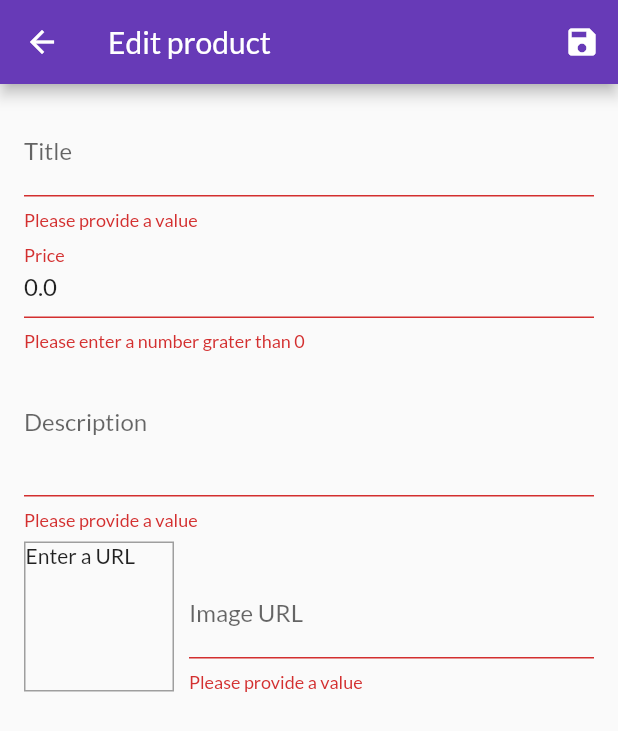
After one commit to ddmontal/flutter_shop_app, a Flutter app: the EditProductScreen screen opened by its route, after a tap on the "save" icon, on a phone screen of 412 x 824 dp. The commit adds this screen. Shown: the top 731 px of the screen. Run offline on Flutter 3.47's test engine with Material 2 defaults, Android fonts, the phone set to English and light mode, and no system bars; network calls fail.

Commit message:
feat: Add products management

```diff
--- a/lib/main.dart
+++ b/lib/main.dart
@@ -4,9 +4,11 @@ import 'package:shop_app/providers/cart.dart';
 import 'package:shop_app/providers/orders.dart';
 import 'package:shop_app/providers/products.dart';
 import 'package:shop_app/screens/cart_screen.dart';
+import 'package:shop_app/screens/edit_product_screen.dart';
 import 'package:shop_app/screens/orders_screen.dart';
 import 'package:shop_app/screens/product_detail_screen.dart';
 import 'package:shop_app/screens/products_overview_screen.dart';
+import 'package:shop_app/screens/user_products_screen.dart';
 
 void main() => runApp(MyApp());
 
@@ -32,6 +34,8 @@ class MyApp extends StatelessWidget {
           ProductDetailScreen.routeName: (ctx) => ProductDetailScreen(),
           CartScreen.routeName: (ctx) => CartScreen(),
           OrdersScreen.routeName: (ctx) => OrdersScreen(),
+          UserProductsScreen.routeName: (ctx) => UserProductsScreen(),
+          EditProductScreen.routeName: (ctx) => EditProductScreen(),
         },
       ),
     );
--- a/lib/providers/products.dart
+++ b/lib/providers/products.dart
@@ -41,12 +41,30 @@ class Products with ChangeNotifier {
 
   List<Product> get favoriteItems => _items.where((element) => element.isFavorite).toList();
 
-  void addProduct(value) {
-    // _items.add(value);
+  Product findById(String id) {
+    return _items.firstWhere((element) => element.id == id);
+  }
+
+  void addProduct(Product product) {
+    final newProduct = Product(
+      id: DateTime.now().toString(),
+      title: product.title,
+      description: product.description,
+      price: product.price,
+      imageUrl: product.imageUrl,
+    );
+    this._items.add(newProduct);
     notifyListeners();
   }
 
-  Product findById(String id) {
-    return _items.firstWhere((element) => element.id == id);
+  void updateProduct(String id, Product newProduct) {
+    final index = _items.indexWhere((element) => element.id == id);
+    _items[index] = newProduct;
+    notifyListeners();
+  }
+
+  void deleteProduct(String id) {
+    _items.removeWhere((element) => element.id == id);
+    notifyListeners();
   }
 }
--- /dev/null
+++ b/lib/screens/edit_product_screen.dart
@@ -0,0 +1,275 @@
+import 'dart:io';
+
+import 'package:flutter/material.dart';
+import 'package:provider/provider.dart';
+import 'package:shop_app/providers/product.dart';
+import 'package:shop_app/providers/products.dart';
+import 'package:shop_app/utils/default_scroll_physics.dart';
+
+class EditProductScreen extends StatefulWidget {
+  static const routeName = '/edit-product';
+
+  @override
+  _EditProductScreenState createState() => _EditProductScreenState();
+}
+
+class _EditProductScreenState extends State<EditProductScreen> {
+  final _priceFocusNode = FocusNode();
+  final _descriptionFocusNode = FocusNode();
+  final _imageUrlFocusNode = FocusNode();
+  final _imageUrlController = TextEditingController();
+  final _form = GlobalKey<FormState>();
+  var _isInit = true;
+
+  Product _editedProduct = Product(
+    id: null,
+    title: '',
+    description: '',
+    price: 0,
+    imageUrl: '',
+  );
+
+  @override
+  void initState() {
+    _imageUrlFocusNode.addListener(_updateImageUrl);
+
+    super.initState();
+  }
+
+  @override
+  void didChangeDependencies() {
+    if (_isInit) {
+      final productId = ModalRoute.of(context).settings.arguments;
+      if (productId != null) _editedProduct = Provider.of<Products>(context, listen: false).findById(productId);
+      _imageUrlController.text = _editedProduct.imageUrl;
+    }
+
+    _isInit = false;
+    super.didChangeDependencies();
+  }
+
+  @override
+  void dispose() {
+    _imageUrlFocusNode.removeListener(_updateImageUrl);
+    _priceFocusNode.dispose();
+    _descriptionFocusNode.dispose();
+    _imageUrlFocusNode.dispose();
+    _imageUrlController.dispose();
+    super.dispose();
+  }
+
+  void _updateImageUrl() {
+    if (!_imageUrlFocusNode.hasFocus) {
+      setState(() {});
+    }
+  }
+
+  void _saveForm() {
+    final isValid = _form.currentState.validate();
+    if (!isValid) {
+      return;
+    }
+    _form.currentState.save();
+    if (_editedProduct.id == null) {
+      Provider.of<Products>(context, listen: false).addProduct(
+        Product(
+          id: _editedProduct.id,
+          title: _editedProduct.title,
+          description: _editedProduct.description,
+          price: _editedProduct.price,
+          imageUrl: _editedProduct.imageUrl,
+        ),
+      );
+    } else {
+      Provider.of<Products>(context, listen: false).updateProduct(
+        _editedProduct.id,
+        Product(
+          id: _editedProduct.id,
+          title: _editedProduct.title,
+          description: _editedProduct.description,
+          price: _editedProduct.price,
+          imageUrl: _editedProduct.imageUrl,
+        ),
+      );
+    }
+    Navigator.of(context).pop();
+  }
+
+  @override
+  Widget build(BuildContext context) {
+    return Scaffold(
+      appBar: AppBar(
+        title: Text('Edit product'),
+        actions: [
+          IconButton(
+            icon: Icon(Icons.save),
+            onPressed: _saveForm,
+          )
+        ],
+      ),
+      body: Padding(
+        padding: const EdgeInsets.all(16.0),
+        child: Form(
+          key: _form,
+          child: ListView(
+            children: [
+              TextFormField(
+                initialValue: _editedProduct.title,
+                decoration: InputDecoration(labelText: 'Title'),
+                textInputAction: TextInputAction.next,
+                scrollPhysics: defaultScrollPhysics(),
+                validator: (value) {
+                  if (value.isEmpty) {
+                    return 'Please provide a value';
+                  }
+                  return null;
+                },
+                onFieldSubmitted: (_) {
+                  FocusScope.of(context).requestFocus(_priceFocusNode);
+                },
+                onSaved: (newValue) {
+                  _editedProduct = Product(
+                    title: newValue,
+                    price: _editedProduct.price,
+                    description: _editedProduct.description,
+                    id: _editedProduct.id,
+                    isFavorite: _editedProduct.isFavorite,
+                    imageUrl: _editedProduct.imageUrl,
+                  );
+                },
+              ),
+              TextFormField(
+                initialValue: _editedProduct.price.toString(),
+                decoration: InputDecoration(labelText: 'Price'),
+                keyboardType: TextInputType.number,
+                textInputAction: TextInputAction.next,
+                focusNode: _priceFocusNode,
+                scrollPhysics: defaultScrollPhysics(),
+                validator: (value) {
+                  if (value.isEmpty) {
+                    return 'Please enter a price';
+                  }
+
+                  if (double.tryParse(value) == null) {
+                    return 'Please enter a valid number';
+                  }
+
+                  if (double.parse(value) <= 0) {
+                    return 'Please enter a number grater than 0';
+                  }
+
+                  return null;
+                },
+                onFieldSubmitted: (_) {
+                  FocusScope.of(context).requestFocus(_descriptionFocusNode);
+                },
+                onSaved: (newValue) {
+                  _editedProduct = Product(
+                    title: _editedProduct.title,
+                    price: double.parse(newValue),
+                    description: _editedProduct.description,
+                    id: _editedProduct.id,
+                    isFavorite: _editedProduct.isFavorite,
+                    imageUrl: _editedProduct.imageUrl,
+                  );
+                },
+              ),
+              TextFormField(
+                initialValue: _editedProduct.description,
+                decoration: InputDecoration(labelText: 'Description'),
+                maxLines: 3,
+                keyboardType: TextInputType.multiline,
+                focusNode: _descriptionFocusNode,
+                scrollPhysics: defaultScrollPhysics(),
+                validator: (value) {
+                  if (value.isEmpty) {
+                    return 'Please provide a value';
+                  }
+
+                  if (value.length < 10) {
+                    return 'Should at least 10 characters long';
+                  }
+
+                  return null;
+                },
+                onSaved: (newValue) {
+                  _editedProduct = Product(
+                    title: _editedProduct.title,
+                    price: _editedProduct.price,
+                    description: newValue,
+                    id: _editedProduct.id,
+                    isFavorite: _editedProduct.isFavorite,
+                    imageUrl: _editedProduct.imageUrl,
+                  );
+                },
+              ),
+              Row(
+                crossAxisAlignment: CrossAxisAlignment.end,
+                children: [
+                  Container(
+                    width: 100,
+                    height: 100,
+                    decoration: BoxDecoration(
+                      border: Border.all(
+                        width: 1,
+                        color: Colors.grey,
+                      ),
+                    ),
+                    margin: EdgeInsets.only(
+                      top: 8,
+                      right: 10,
+                    ),
+                    child: _imageUrlController.text.isEmpty
+                        ? Text('Enter a URL')
+                        : FittedBox(
+                            child: Image.network(
+                              _imageUrlController.text,
+                              fit: BoxFit.cover,
+                            ),
+                          ),
+                  ),
+                  Expanded(
+                    child: TextFormField(
+                      decoration: InputDecoration(
+                        labelText: 'Image URL',
+                      ),
+                      keyboardType: TextInputType.url,
+                      textInputAction: TextInputAction.done,
+                      focusNode: _imageUrlFocusNode,
+                      controller: _imageUrlController,
+                      scrollPhysics: defaultScrollPhysics(),
+                      validator: (value) {
+                        if (value.isEmpty) {
+                          return 'Please provide a value';
+                        }
+
+                        if (!(value.startsWith('http') && value.startsWith('https'))) {
+                          return 'Please enter a valid url';
+                        }
+
+                        return null;
+                      },
+                      onFieldSubmitted: (_) {
+                        _saveForm();
+                      },
+                      onSaved: (newValue) {
+                        _editedProduct = Product(
+                          title: _editedProduct.title,
+                          price: _editedProduct.price,
+                          description: _editedProduct.description,
+                          imageUrl: newValue,
+                          id: _editedProduct.id,
+                          isFavorite: _editedProduct.isFavorite,
+                        );
+                      },
+                    ),
+                  ),
+                ],
+              ),
+            ],
+          ),
+        ),
+      ),
+    );
+  }
+}
--- a/lib/widgets/app_drawer.dart
+++ b/lib/widgets/app_drawer.dart
@@ -1,5 +1,6 @@
 import 'package:flutter/material.dart';
 import 'package:shop_app/screens/orders_screen.dart';
+import 'package:shop_app/screens/user_products_screen.dart';
 
 class AppDrawer extends StatelessWidget {
   @override
@@ -27,6 +28,14 @@ class AppDrawer extends StatelessWidget {
               Navigator.of(context).pushReplacementNamed(OrdersScreen.routeName);
             },
           ),
+          Divider(),
+          ListTile(
+            leading: Icon(Icons.edit),
+            title: Text('Manage products'),
+            onTap: () {
+              Navigator.of(context).pushReplacementNamed(UserProductsScreen.routeName);
+            },
+          ),
         ],
       ),
     );
```
Also changed, not shown: lib/screens/user_products_screen.dart (added, +42 -0 lines), lib/widgets/user_product_item.dart (added, +41 -0 lines).
